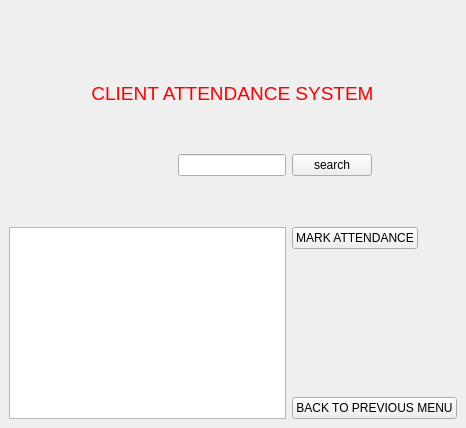
Old version of the form ui/adattd.ui in the repository yashu2001/gym-manager.
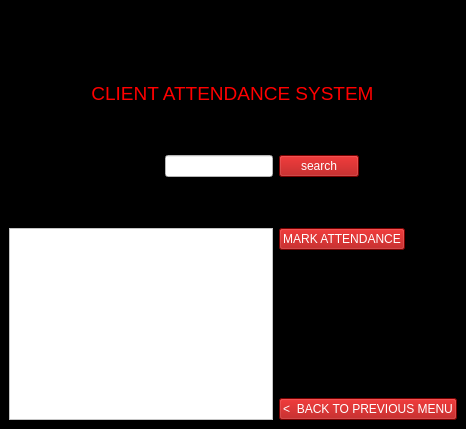
New version of the form. Icons and pictures are not drawn.

```diff
--- a/ui/adattd.ui
+++ b/ui/adattd.ui
@@ -7,12 +7,15 @@
     <x>0</x>
     <y>0</y>
     <width>466</width>
-    <height>428</height>
+    <height>429</height>
    </rect>
   </property>
   <property name="windowTitle">
    <string>MainWindow</string>
   </property>
+  <property name="styleSheet">
+   <string notr="true">background-color: rgb(0, 0, 0);</string>
+  </property>
   <widget class="QWidget" name="centralwidget">
    <layout class="QGridLayout" name="gridLayout">
     <item row="0" column="0" colspan="3" alignment="Qt::AlignHCenter|Qt::AlignTop">
@@ -30,6 +33,9 @@
     </item>
     <item row="1" column="0" colspan="3" alignment="Qt::AlignHCenter|Qt::AlignTop">
      <widget class="QLabel" name="label">
+      <property name="styleSheet">
+       <string notr="true">color: rgb(170, 0, 0);</string>
+      </property>
       <property name="text">
        <string>&lt;html&gt;&lt;head/&gt;&lt;body&gt;&lt;p align=&quot;center&quot;&gt;&lt;span style=&quot; font-size:14pt; color:#ff0000;&quot;&gt;CLIENT ATTENDANCE SYSTEM&lt;/span&gt;&lt;/p&gt;&lt;/body&gt;&lt;/html&gt;</string>
       </property>
@@ -37,6 +43,9 @@
     </item>
     <item row="3" column="0" rowspan="2" colspan="2">
      <widget class="QTableWidget" name="tableWidget">
+      <property name="styleSheet">
+       <string notr="true">background-color: rgb(255, 255, 255);</string>
+      </property>
       <property name="editTriggers">
        <set>QAbstractItemView::NoEditTriggers</set>
       </property>
@@ -53,12 +62,17 @@
        <bool>true</bool>
       </attribute>
       <attribute name="verticalHeaderStretchLastSection">
-       <bool>true</bool>
+       <bool>false</bool>
       </attribute>
      </widget>
     </item>
     <item row="3" column="2" alignment="Qt::AlignLeft|Qt::AlignTop">
      <widget class="QPushButton" name="pushButton">
+      <property name="styleSheet">
+       <string notr="true">color: rgb(255, 255, 255);
+background-color: rgb(170, 0, 0);
+font: 75 10pt &quot;MS Shell Dlg 2&quot;;</string>
+      </property>
       <property name="text">
        <string>MARK ATTENDANCE</string>
       </property>
@@ -66,20 +80,34 @@
     </item>
     <item row="4" column="2" alignment="Qt::AlignHCenter|Qt::AlignBottom">
      <widget class="QPushButton" name="pushButton_3">
+      <property name="styleSheet">
+       <string notr="true">color: rgb(255, 255, 255);
+background-color: rgb(170, 0, 0);
+font: 75 10pt &quot;MS Shell Dlg 2&quot;;</string>
+      </property>
       <property name="text">
-       <string>BACK TO PREVIOUS MENU</string>
+       <string>&lt;  BACK TO PREVIOUS MENU</string>
       </property>
      </widget>
     </item>
     <item row="2" column="2" alignment="Qt::AlignLeft|Qt::AlignTop">
      <widget class="QPushButton" name="pushButton_2">
+      <property name="styleSheet">
+       <string notr="true">color: rgb(255, 255, 255);
+background-color: rgb(170, 0, 0);
+font: 75 10pt &quot;MS Shell Dlg 2&quot;;</string>
+      </property>
       <property name="text">
        <string>search</string>
       </property>
      </widget>
     </item>
     <item row="2" column="1" alignment="Qt::AlignRight|Qt::AlignTop">
-     <widget class="QLineEdit" name="lineEdit"/>
+     <widget class="QLineEdit" name="lineEdit">
+      <property name="styleSheet">
+       <string notr="true">background-color: rgb(255, 255, 255);</string>
+      </property>
+     </widget>
     </item>
    </layout>
   </widget>
```
